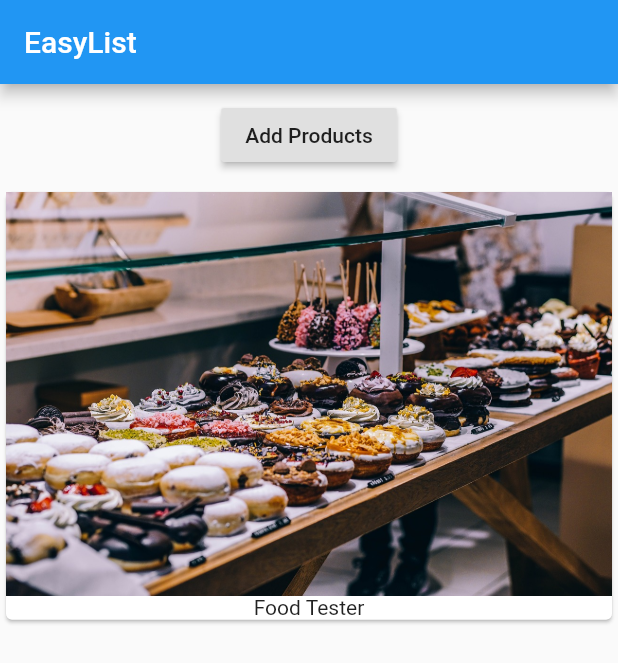
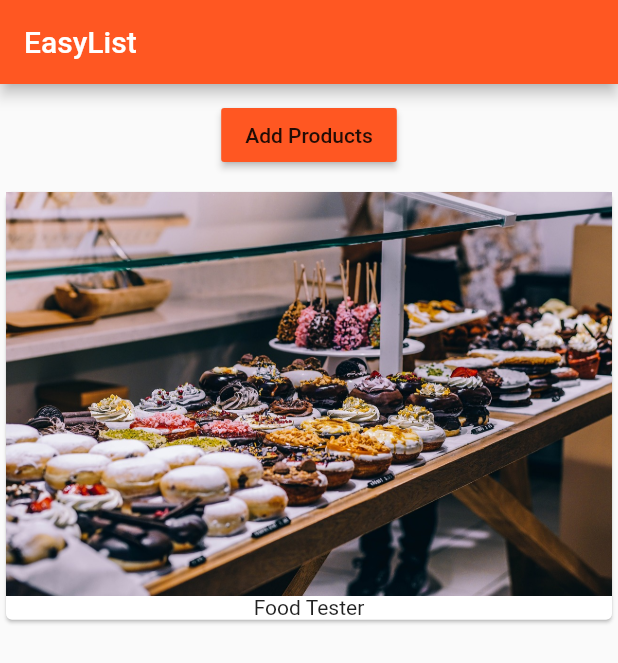
Before and after one commit to peterchege/flutter-app, a Flutter app: the screen it shows after launch, on a phone screen of 412 x 824 dp. Shown: the top 663 px of the screen. Run offline on Flutter 3.47's test engine with Material 2 defaults, Android fonts, the phone set to English and light mode, and no system bars.

Commit message:
theme material design

```diff
--- a/lib/main.dart
+++ b/lib/main.dart
@@ -8,6 +8,9 @@ class MyApp extends StatelessWidget {
   @override
   Widget build(BuildContext context) {
     return MaterialApp(
+      theme: ThemeData(
+          primarySwatch: Colors.deepOrange,
+          accentColor: Colors.deepPurple),
       home: Scaffold(
         appBar: AppBar(
           title: Text('EasyList'),
--- a/lib/product_manager.dart
+++ b/lib/product_manager.dart
@@ -29,6 +29,7 @@ class _ProductManagerState extends State<ProductManager> {
         Container(
           margin: EdgeInsets.all(10.0),
           child: RaisedButton(
+            color: Theme.of(context).primaryColor,
             onPressed: () {
               setState(() {
                 _products.add('Advance Food Tester');
```
